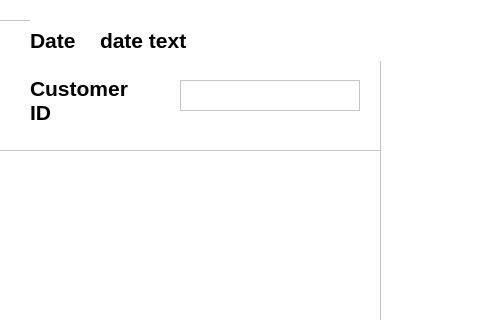
Before: the Qt Designer form app/UserInterface/Pages/SalesWindow.ui in JunlinDu/PHP-SRePS, drawn with Qt 5; both pictures show x 920 to 1400 and y 0 to 320 of the 1400 by 805 pixel window.
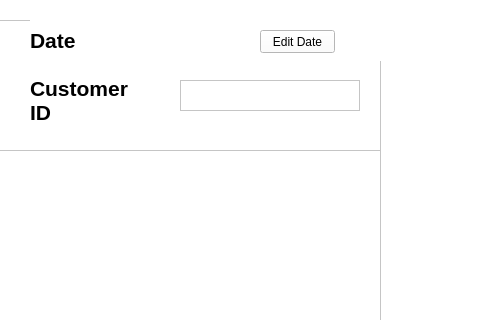
After: the same form once the commit is applied. Icons and pictures are not drawn.

```diff
--- a/app/UserInterface/Pages/SalesWindow.ui
+++ b/app/UserInterface/Pages/SalesWindow.ui
@@ -927,7 +927,7 @@
       <string notr="true">border: 0px;</string>
      </property>
      <property name="text">
-      <string>date text</string>
+      <string/>
      </property>
      <property name="alignment">
       <set>Qt::AlignLeading|Qt::AlignLeft|Qt::AlignVCenter</set>
@@ -936,6 +936,19 @@
       <bool>true</bool>
      </property>
     </widget>
+    <widget class="QPushButton" name="EditDate">
+     <property name="geometry">
+      <rect>
+       <x>900</x>
+       <y>10</y>
+       <width>75</width>
+       <height>23</height>
+      </rect>
+     </property>
+     <property name="text">
+      <string>Edit Date</string>
+     </property>
+    </widget>
    </widget>
   </widget>
   <widget class="QStatusBar" name="statusbar"/>
```
Left out of the diff: 2 changed lines with no effect on the pictures.
